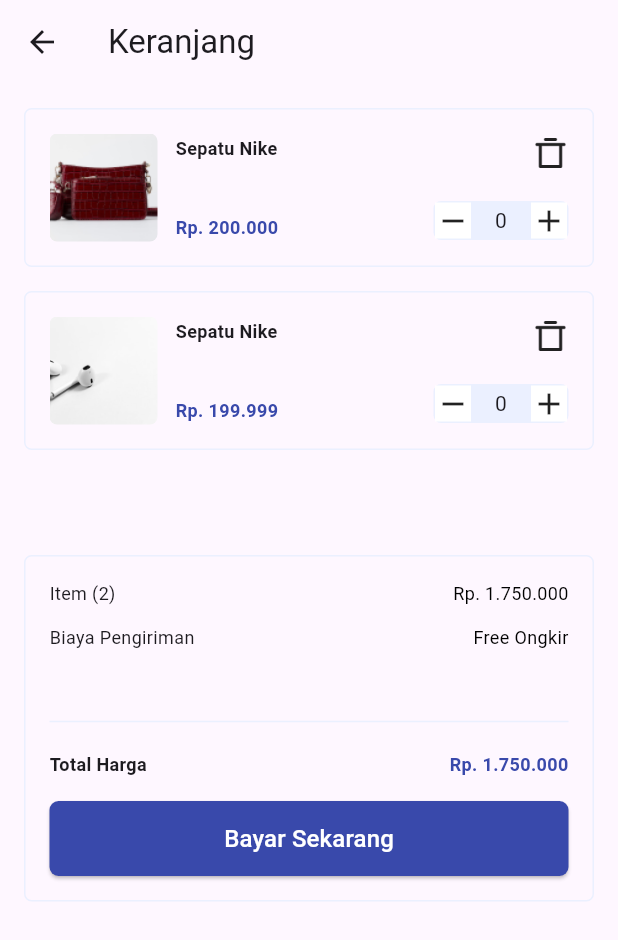
After one commit to ManshurRepo/Flutter_Toko_Sepatu_Online, a Flutter app: the CartPage screen opened directly, on a phone screen of 412 x 824 dp. The commit adds this screen. Shown: the top 940 px of the screen. Run offline on Flutter 3.47's test engine with Material 2 defaults, Android fonts, the phone set to English and light mode, and no system bars; our stand-ins replace bloc, carousel_slider, dartz, flutter_bloc, freezed_annotation, shared_preferences; accounts and stored records are empty; network calls fail.

Commit message:
menambahkan Cart Page

```diff
--- a/lib/common/components/button.dart
+++ b/lib/common/components/button.dart
@@ -1,7 +1,7 @@
 import 'package:flutter/material.dart';
 
 import '../constants/colors.dart';
-import 'space_height.dart';
+import 'space_height_width.dart';
 
 enum ButtonStyle { filled, outlined }
 
--- /dev/null
+++ b/lib/common/components/row_text.dart
@@ -0,0 +1,44 @@
+import 'package:flutter/material.dart';
+
+import '../constants/colors.dart';
+
+class RowText extends StatelessWidget {
+  final String label;
+  final String value;
+  final Color valueColor;
+  final FontWeight fontWeight;
+
+  const RowText({
+    super.key,
+    required this.label,
+    required this.value,
+    this.valueColor = ColorName.black,
+    this.fontWeight = FontWeight.w400,
+  });
+
+  @override
+  Widget build(BuildContext context) {
+    return Row(
+      mainAxisAlignment: MainAxisAlignment.spaceBetween,
+      children: [
+        Text(
+          label,
+          style: TextStyle(
+            fontSize: 12,
+            fontWeight: fontWeight,
+          ),
+        ),
+        Flexible(
+          child: Text(
+            value,
+            style: TextStyle(
+              fontSize: 12,
+              fontWeight: fontWeight,
+              color: valueColor,
+            ),
+          ),
+        ),
+      ],
+    );
+  }
+}
--- a/lib/common/constants/images.dart
+++ b/lib/common/constants/images.dart
@@ -27,4 +27,5 @@ class Images {
   static const String fashion3 = 'assets/images/fashion3.png';
 
   static const String more = 'assets/images/more.png';
+  static const String iconTrash = 'assets/icons/Trash.png';
 }
--- a/lib/presentation/auth/login_page.dart
+++ b/lib/presentation/auth/login_page.dart
@@ -4,7 +4,7 @@ import 'package:flutter_fic9_ecommerce_app/data/datasource/auth_local_datasource
 
 import '../../common/components/button.dart';
 import '../../common/components/custom_text_field.dart';
-import '../../common/components/space_height.dart';
+import '../../common/components/space_height_width.dart';
 import '../../common/constants/colors.dart';
 import '../../common/constants/images.dart';
 import '../../data/models/requests/login_request_model.dart';
--- a/lib/presentation/auth/register_page.dart
+++ b/lib/presentation/auth/register_page.dart
@@ -3,7 +3,7 @@ import 'package:flutter_bloc/flutter_bloc.dart';
 
 import '../../common/components/button.dart';
 import '../../common/components/custom_text_field.dart';
-import '../../common/components/space_height.dart';
+import '../../common/components/space_height_width.dart';
 import '../../common/constants/colors.dart';
 import '../../common/constants/images.dart';
 import '../../data/models/requests/register_request_model.dart';
--- /dev/null
+++ b/lib/presentation/cart/cart_page.dart
@@ -0,0 +1,199 @@
+import 'package:flutter/material.dart';
+import 'package:flutter_fic9_ecommerce_app/common/extensions/int_ext.dart';
+
+import '../../common/components/button.dart';
+import '../../common/components/row_text.dart';
+import '../../common/components/space_height_width.dart';
+import '../../common/constants/colors.dart';
+import '../../common/constants/images.dart';
+import 'widgets/cart_item_widget.dart';
+import 'widgets/cart_model.dart';
+
+class CartPage extends StatefulWidget {
+  const CartPage({super.key});
+
+  @override
+  State<CartPage> createState() => _CartPageState();
+}
+
+class _CartPageState extends State<CartPage> {
+  final List<CartModel> carts = [
+    CartModel(
+      id: 1,
+      imagePath: Images.product1,
+      name: 'Tas Kekinian',
+      price: 200000,
+    ),
+    CartModel(
+      id: 1,
+      imagePath: Images.product2,
+      name: 'Earphone',
+      price: 199999,
+    ),
+  ];
+  @override
+  Widget build(BuildContext context) {
+    return Scaffold(
+      appBar: AppBar(
+        title: const Text('Keranjang'),
+      ),
+      body: ListView(
+        padding: const EdgeInsets.all(16.0),
+        children: [
+          if (carts.isEmpty)
+            Center(
+              child: Padding(
+                padding: EdgeInsets.only(
+                    top: MediaQuery.of(context).size.height * 0.2),
+                child: Column(
+                  children: [
+                    const Text(
+                      'Oppsss..\nKeranjang Anda kosong nih!',
+                      style: TextStyle(fontSize: 18.0),
+                      textAlign: TextAlign.center,
+                    ),
+                    const SpaceHeight(20.0),
+                    Button.filled(
+                      width: 120.0,
+                      height: 40.0,
+                      onPressed: () {
+                        Navigator.popUntil(context, (route) => route.isFirst);
+                      },
+                      label: 'Cari yuk',
+                    ),
+                  ],
+                ),
+              ),
+            ),
+          ListView.separated(
+            shrinkWrap: true,
+            physics: const NeverScrollableScrollPhysics(),
+            separatorBuilder: (context, index) => const SpaceHeight(16.0),
+            itemCount: carts.length,
+            itemBuilder: (context, index) {
+              return CartItemWidget(
+                data: carts[index],
+              );
+            },
+          ),
+          if (carts.isNotEmpty) const SpaceHeight(70.0),
+          // //button for choose shipping address
+          // // if (carts.isNotEmpty)
+          // //   Button.filled(
+          // //     width: 60,
+          // //     onPressed: () {
+          // //       Navigator.push(
+          // //         context,
+          // //         MaterialPageRoute(
+          // //             builder: (context) => const ShippingAddressPage()),
+          // //       );
+          // //     },
+          // //     label: 'Pilih Alamat Pengiriman',
+          // //  ),
+          // const SpaceHeight(16.0),
+          // // show alamat pengiriman
+          // if (carts.isNotEmpty)
+          //   Container(
+          //     padding: const EdgeInsets.all(16.0),
+          //     decoration: BoxDecoration(
+          //       borderRadius: const BorderRadius.all(Radius.circular(5.0)),
+          //       border: Border.all(color: ColorName.border),
+          //     ),
+          //     child:  Column(
+          //       crossAxisAlignment: CrossAxisAlignment.start,
+          //       children: [
+          //         Text(
+          //           'Alamat Pengiriman',
+          //           style: TextStyle(
+          //             fontSize: 14,
+          //             fontWeight: FontWeight.w700,
+          //           ),
+          //         ),
+          //         SpaceHeight(16.0),
+          //         Text(
+          //           'Nama Lengkap',
+          //           style: TextStyle(
+          //             fontSize: 12,
+          //             fontWeight: FontWeight.w400,
+          //             color: ColorName.grey,
+          //           ),
+          //         ),
+          //         SpaceHeight(8.0),
+          //         Text(
+          //           'Alamat Lengkap',
+          //           style: TextStyle(
+          //             fontSize: 12,
+          //             fontWeight: FontWeight.w400,
+          //             color: ColorName.grey,
+          //           ),
+          //         ),
+          //         SpaceHeight(8.0),
+          //         Text(
+          //           'Kota, Provinsi, Kode Pos',
+          //           style: TextStyle(
+          //             fontSize: 12,
+          //             fontWeight: FontWeight.w400,
+          //             color: ColorName.grey,
+          //           ),
+          //         ),
+          //         SpaceHeight(8.0),
+          //         Text(
+          //           'No Handphone',
+          //           style: TextStyle(
+          //             fontSize: 12,
+          //             fontWeight: FontWeight.w400,
+          //             color: ColorName.grey,
+          //           ),
+          //         ),
+          //       ],
+          //     ),
+          //   ),
+          //const SpaceHeight(16.0),
+          if (carts.isNotEmpty)
+            Container(
+              padding: const EdgeInsets.all(16.0),
+              decoration: BoxDecoration(
+                borderRadius: const BorderRadius.all(Radius.circular(5.0)),
+                border: Border.all(color: ColorName.border),
+              ),
+              child: Column(
+                children: [
+                  RowText(
+                    label: 'Item (${carts.length})',
+                    value: 1750000.currencyFormatRp,
+                  ),
+                  const SpaceHeight(12.0),
+                  const RowText(
+                    label: 'Biaya Pengiriman',
+                    value: 'Free Ongkir', //150000.currencyFormatRp,
+                  ),
+                  const SpaceHeight(40.0),
+                  const Divider(color: ColorName.border),
+                  const SpaceHeight(12.0),
+                  RowText(
+                    label: 'Total Harga',
+                    value: 1750000.currencyFormatRp,
+                    valueColor: ColorName.primary,
+                    fontWeight: FontWeight.w700,
+                  ),
+                  const SpaceHeight(16.0),
+                  Button.filled(
+                    onPressed: () {
+                      // Navigator.push(
+                      //   context,
+                      //   MaterialPageRoute(
+                      //       builder: (context) => const PaymentPage(
+                      //             url: '',
+                      //           )),
+                      // );
+                    },
+                    label: 'Bayar Sekarang',
+                  ),
+                ],
+              ),
+            ),
+        ],
+      ),
+    );
+  }
+}
--- /dev/null
+++ b/lib/presentation/cart/widgets/cart_item_widget.dart
@@ -0,0 +1,130 @@
+// ignore_for_file: public_member_api_docs, sort_constructors_first
+import 'package:flutter/material.dart';
+
+import 'package:flutter_fic9_ecommerce_app/presentation/cart/widgets/cart_model.dart';
+
+import '../../../common/components/space_height_width.dart';
+import '../../../common/constants/colors.dart';
+import '../../../common/constants/images.dart';
+
+class CartItemWidget extends StatefulWidget {
+  const CartItemWidget({
+    Key? key,
+    required this.data,
+  }) : super(key: key);
+
+  final CartModel data;
+
+  @override
+  State<CartItemWidget> createState() => _CartItemWidgetState();
+}
+
+class _CartItemWidgetState extends State<CartItemWidget> {
+  @override
+  Widget build(BuildContext context) {
+    return Container(
+      padding: const EdgeInsets.all(16.0),
+      decoration: BoxDecoration(
+        borderRadius: const BorderRadius.all(Radius.circular(5.0)),
+        border: Border.all(color: ColorName.border),
+      ),
+      child: Row(
+        children: [
+          ClipRRect(
+            borderRadius: const BorderRadius.all(Radius.circular(5.0)),
+            child: Image.asset(
+              widget.data.imagePath,
+              width: 72.0,
+              height: 72.0,
+              fit: BoxFit.cover,
+            ),
+          ),
+          const SpaceWidth(12.0),
+          Flexible(
+            child: Column(
+              mainAxisAlignment: MainAxisAlignment.spaceBetween,
+              children: [
+                Row(
+                  crossAxisAlignment: CrossAxisAlignment.start,
+                  children: [
+                    const Text(
+                      "Sepatu Nike",
+                      style: TextStyle(
+                        fontSize: 12,
+                        fontWeight: FontWeight.w700,
+                      ),
+                    ),
+                    const Spacer(),
+                    InkWell(
+                      onTap: () {},
+                      child: const ImageIcon(
+                        AssetImage(Images.iconTrash),
+                        size: 24.0,
+                      ),
+                    ),
+                  ],
+                ),
+                const SpaceHeight(20.0),
+                Row(
+                  crossAxisAlignment: CrossAxisAlignment.end,
+                  children: [
+                    Text(
+                      widget.data.priceFormat,
+                      style: const TextStyle(
+                        fontSize: 12,
+                        fontWeight: FontWeight.w700,
+                        color: ColorName.primary,
+                      ),
+                    ),
+                    const Spacer(),
+                    Container(
+                      padding: const EdgeInsets.all(1.0),
+                      decoration: const BoxDecoration(
+                        color: ColorName.border,
+                        borderRadius: BorderRadius.all(Radius.circular(5.0)),
+                      ),
+                      child: StatefulBuilder(
+                        builder: (context, setState) => Row(
+                          children: [
+                            GestureDetector(
+                              onTap: () {
+                                if (widget.data.quantity > 0) {
+                                  widget.data.quantity--;
+                                  setState(() {});
+                                }
+                              },
+                              child: Container(
+                                color: ColorName.white,
+                                child: const Icon(Icons.remove),
+                              ),
+                            ),
+                            SizedBox(
+                              width: 40.0,
+                              child: Center(
+                                child: Text(widget.data.quantity.toString()),
+                              ),
+                            ),
+                            GestureDetector(
+                              onTap: () {
+                                widget.data.quantity++;
+                                setState(() {});
+                              },
+                              child: Container(
+                                color: ColorName.white,
+                                child: const Icon(Icons.add),
+                              ),
+                            ),
+                          ],
+                        ),
+                      ),
+                    ),
+                  ],
+                ),
+              ],
+            ),
+          ),
+        ],
+      ),
+    );
+  }
+}
--- /dev/null
+++ b/lib/presentation/cart/widgets/cart_model.dart
@@ -0,0 +1,20 @@
+// ignore_for_file: public_member_api_docs, sort_constructors_first
+import 'package:flutter_fic9_ecommerce_app/common/extensions/int_ext.dart';
+
+class CartModel {
+  final int id;
+  final String imagePath;
+  final String name;
+  final int price;
+  int quantity;
+
+  CartModel({
+    required this.id,
+    required this.imagePath,
+    required this.name,
+    required this.price,
+    this.quantity = 0,
+  });
+
+  String get priceFormat => price.currencyFormatRp;
+}
--- a/lib/presentation/home/home_page.dart
+++ b/lib/presentation/home/home_page.dart
@@ -2,7 +2,7 @@ import 'package:flutter/material.dart';
 import 'package:flutter_bloc/flutter_bloc.dart';
 
 import '../../common/components/serach_input.dart';
-import '../../common/components/space_height.dart';
+import '../../common/components/space_height_width.dart';
 
 import '../../common/constants/colors.dart';
 import '../../common/constants/images.dart';
--- a/lib/presentation/home/widgets/category_button.dart
+++ b/lib/presentation/home/widgets/category_button.dart
@@ -1,6 +1,6 @@
 import 'package:flutter/material.dart';
 
-import '../../../common/components/space_height.dart';
+import '../../../common/components/space_height_width.dart';
 import '../../../common/constants/colors.dart';
 
 class CategoryButton extends StatelessWidget {
--- a/lib/presentation/home/widgets/image_slider.dart
+++ b/lib/presentation/home/widgets/image_slider.dart
@@ -1,7 +1,7 @@
 import 'package:carousel_slider/carousel_slider.dart';
 import 'package:flutter/material.dart';
 
-import 'package:flutter_fic9_ecommerce_app/common/components/space_height.dart';
+import 'package:flutter_fic9_ecommerce_app/common/components/space_height_width.dart';
 
 import '../../../common/constants/colors.dart';
 
--- a/lib/presentation/home/widgets/product_card.dart
+++ b/lib/presentation/home/widgets/product_card.dart
@@ -1,5 +1,5 @@
 import 'package:flutter/material.dart';
-import 'package:flutter_fic9_ecommerce_app/common/components/space_height.dart';
+import 'package:flutter_fic9_ecommerce_app/common/components/space_height_width.dart';
 import 'package:flutter_fic9_ecommerce_app/common/constants/colors.dart';
 
 import '../../../common/constants/variables.dart';
--- a/lib/presentation/product_detail/product_detail_page.dart
+++ b/lib/presentation/product_detail/product_detail_page.dart
@@ -2,10 +2,11 @@ import 'package:flutter/material.dart';
 import 'package:flutter_fic9_ecommerce_app/data/models/responses/products_response_model.dart';
 
 import '../../common/components/button.dart';
-import '../../common/components/space_height.dart';
+import '../../common/components/space_height_width.dart';
 import '../../common/constants/colors.dart';
 import '../../common/constants/images.dart' as localImages;
 import '../../common/constants/variables.dart';
+import '../cart/cart_page.dart';
 import '../home/widgets/image_slider.dart';
 import '../home/widgets/product_model.dart';
 import 'widgets/product_description_widget.dart';
@@ -79,10 +80,10 @@ class _ProductDetailPageState extends State<ProductDetailPage> {
             Flexible(
               child: Button.filled(
                 onPressed: () {
-                  // Navigator.push(
-                  //   context,
-                  //   MaterialPageRoute(builder: (context) => const CartPage()),
-                  // );
+                  Navigator.push(
+                    context,
+                    MaterialPageRoute(builder: (context) => const CartPage()),
+                  );
                 },
                 label: "Add to Cart",
               ),
--- a/lib/presentation/product_detail/widgets/product_description_widget.dart
+++ b/lib/presentation/product_detail/widgets/product_description_widget.dart
@@ -1,6 +1,6 @@
 import 'package:flutter/material.dart';
 
-import '../../../common/components/space_height.dart';
+import '../../../common/components/space_height_width.dart';
 
 class ProductDescriptionWidget extends StatelessWidget {
   const ProductDescriptionWidget({
--- a/lib/presentation/product_detail/widgets/product_info_widget.dart
+++ b/lib/presentation/product_detail/widgets/product_info_widget.dart
@@ -2,7 +2,7 @@ import 'package:flutter/material.dart';
 import 'package:flutter_fic9_ecommerce_app/common/extensions/int_ext.dart';
 import 'package:flutter_fic9_ecommerce_app/data/models/responses/products_response_model.dart';
 
-import '../../../common/components/space_height.dart';
+import '../../../common/components/space_height_width.dart';
 import '../../../common/constants/colors.dart';
 import '../../home/widgets/product_model.dart';
 
```
Also changed, not shown: lib/common/components/space_height_width.dart (renamed from lib/common/components/space_height.dart).
